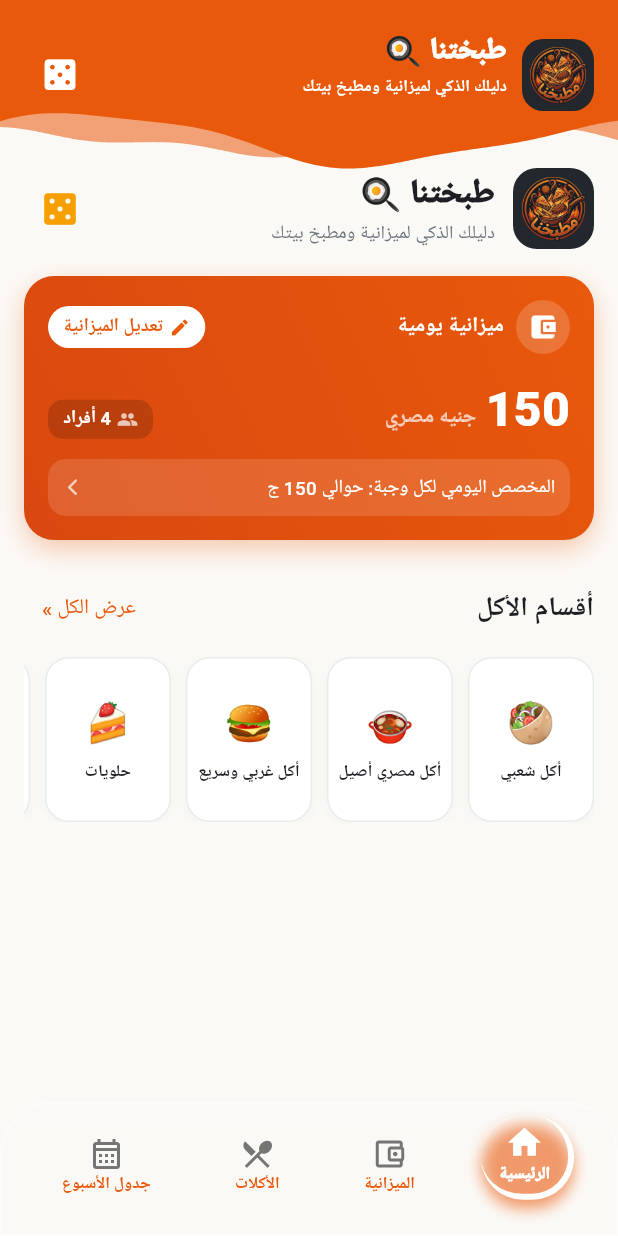
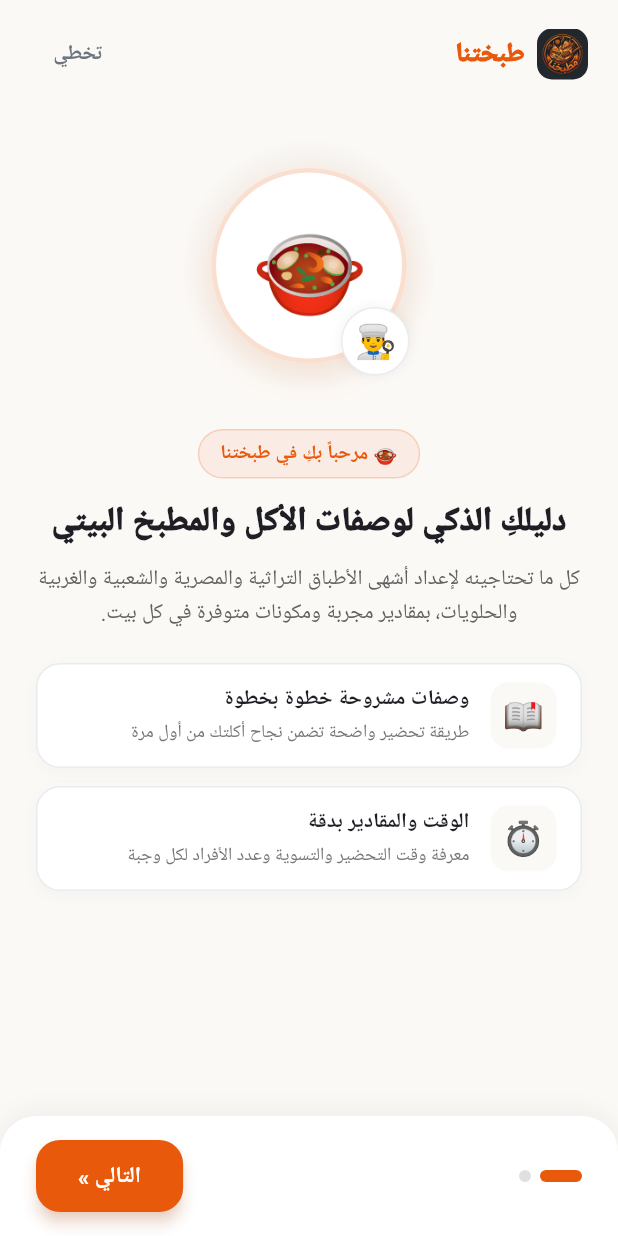
Before and after one commit to mustafaapoqura-cloud/matabakhna, a Flutter app: the screen it shows after launch, on a phone screen of 412 x 824 dp. Run offline on Flutter 3.47's test engine with Material 3 defaults, Android fonts, the phone set to English and light mode, and no system bars; our stand-ins replace google_fonts, shared_preferences; Roboto replaces fonts that are missing (Cairo).

Commit message:
feat: add 2 interactive onboarding intro screens for new users with easy access from top bar

```diff
--- a/lib/main.dart
+++ b/lib/main.dart
@@ -3,15 +3,18 @@ import 'package:flutter_localizations/flutter_localizations.dart';
 import 'services/storage_service.dart';
 import 'theme/app_theme.dart';
 import 'screens/home_screen.dart';
+import 'screens/onboarding_screen.dart';
 
 void main() async {
   WidgetsFlutterBinding.ensureInitialized();
   await StorageService.init();
-  runApp(const MatebakhnaApp());
+  final showOnboarding = !StorageService.hasSeenOnboarding();
+  runApp(MatebakhnaApp(showOnboarding: showOnboarding));
 }
 
 class MatebakhnaApp extends StatelessWidget {
-  const MatebakhnaApp({super.key});
+  final bool showOnboarding;
+  const MatebakhnaApp({super.key, this.showOnboarding = true});
 
   @override
   Widget build(BuildContext context) {
@@ -29,7 +32,7 @@ class MatebakhnaApp extends StatelessWidget {
         GlobalWidgetsLocalizations.delegate,
         GlobalCupertinoLocalizations.delegate,
       ],
-      home: const HomeScreen(),
+      home: showOnboarding ? const OnboardingScreen() : const HomeScreen(),
     );
   }
 }
--- a/lib/screens/home_screen.dart
+++ b/lib/screens/home_screen.dart
@@ -2,6 +2,7 @@ import 'dart:math';
 import 'dart:ui';
 import 'package:flutter/material.dart';
 import 'package:matebakhna/screens/widget/app_bar.dart';
+import 'onboarding_screen.dart';
 import '../models/recipe.dart';
 import '../models/budget_plan.dart';
 import '../services/storage_service.dart';
@@ -75,6 +76,12 @@ class _HomeScreenState extends State<HomeScreen> {
 appBar: _currentIndex == 0
     ? CustomAppBar.homeAppBar(
         onSurpriseMe: _showSurpriseMe,
+        onOpenOnboarding: () {
+          Navigator.push(
+            context,
+            MaterialPageRoute(builder: (_) => const OnboardingScreen()),
+          );
+        },
       )
     : null,      body: IndexedStack(
         index: _currentIndex,
--- /dev/null
+++ b/lib/screens/onboarding_screen.dart
@@ -0,0 +1,423 @@
+import 'package:flutter/material.dart';
+import '../services/storage_service.dart';
+import '../theme/app_theme.dart';
+import 'home_screen.dart';
+
+class OnboardingScreen extends StatefulWidget {
+  const OnboardingScreen({super.key});
+
+  @override
+  State<OnboardingScreen> createState() => _OnboardingScreenState();
+}
+
+class _OnboardingScreenState extends State<OnboardingScreen> {
+  final PageController _pageController = PageController();
+  int _currentPage = 0;
+
+  final List<OnboardingSlideData> _slides = const [
+    OnboardingSlideData(
+      badge: '🍲 مرحباً بكِ في طبختنا',
+      title: 'دليلكِ الذكي لوصفات الأكل والمطبخ البيتي',
+      description:
+          'كل ما تحتاجينه لإعداد أشهى الأطباق التراثية والمصرية والشعبية والغربية والحلويات، بمقادير مجربة ومكونات متوفرة في كل بيت.',
+      heroEmoji: '🍲',
+      heroSecondaryEmoji: '👨‍🍳',
+      features: [
+        OnboardingFeature(
+          icon: '📖',
+          title: 'وصفات مشروحة خطوة بخطوة',
+          subtitle: 'طريقة تحضير واضحة تضمن نجاح أكلتك من أول مرة',
+        ),
+        OnboardingFeature(
+          icon: '⏱️',
+          title: 'الوقت والمقادير بدقة',
+          subtitle: 'معرفة وقت التحضير والتسوية وعدد الأفراد لكل وجبة',
+        ),
+      ],
+    ),
+    OnboardingSlideData(
+      badge: '💡 حل سؤال: هنطبخ إيه النهاردة؟',
+      title: 'أكلة اليوم المقترحة وعلى قد ميزانيتك',
+      description:
+          'مش هتحتاري في أكل النهاردة! اقتراحات يومية متجددة لوجبات الغداء مع تصنيف دقيق للوجبات الموفرة لتنظيم ميزانية بيتك بكل شطارة.',
+      heroEmoji: '⭐',
+      heroSecondaryEmoji: '🪙',
+      features: [
+        OnboardingFeature(
+          icon: '🌟',
+          title: 'أكلة اليوم المقترحة',
+          subtitle: 'اقتراح مميز جاهز يوفّر عليكِ حيرة التفكير يومياً',
+        ),
+        OnboardingFeature(
+          icon: '🪙',
+          title: 'أكلات اقتصادية على قد الإيد',
+          subtitle: 'أطباق شهية ومغذية بتكلفة مناسبة لميزانية البيت',
+        ),
+      ],
+    ),
+  ];
+
+  Future<void> _finishOnboarding() async {
+    await StorageService.setSeenOnboarding();
+    if (!mounted) return;
+    Navigator.pushReplacement(
+      context,
+      MaterialPageRoute(builder: (_) => const HomeScreen()),
+    );
+  }
+
+  void _nextPage() {
+    if (_currentPage < _slides.length - 1) {
+      _pageController.nextPage(
+        duration: const Duration(milliseconds: 380),
+        curve: Curves.easeInOutCubic,
+      );
+    } else {
+      _finishOnboarding();
+    }
+  }
+
+  @override
+  Widget build(BuildContext context) {
+    return Scaffold(
+      backgroundColor: AppTheme.background,
+      body: SafeArea(
+        child: Column(
+          children: [
+            // Top Bar with Skip Button
+            Padding(
+              padding: const EdgeInsets.symmetric(horizontal: 20, vertical: 12),
+              child: Row(
+                mainAxisAlignment: MainAxisAlignment.spaceBetween,
+                children: [
+                  Row(
+                    children: [
+                      ClipRRect(
+                        borderRadius: BorderRadius.circular(10),
+                        child: Image.asset(
+                          'assets/images/logo.jpg',
+                          width: 34,
+                          height: 34,
+                          fit: BoxFit.cover,
+                          errorBuilder: (_, __, ___) => const Text('🔥', style: TextStyle(fontSize: 24)),
+                        ),
+                      ),
+                      const SizedBox(width: 8),
+                      const Text(
+                        'طبختنا',
+                        style: TextStyle(
+                          fontSize: 18,
+                          fontWeight: FontWeight.w900,
+                          color: AppTheme.primary,
+                        ),
+                      ),
+                    ],
+                  ),
+                  TextButton(
+                    onPressed: _finishOnboarding,
+                    style: TextButton.styleFrom(
+                      foregroundColor: AppTheme.textSecondary,
+                      padding: const EdgeInsets.symmetric(horizontal: 14, vertical: 6),
+                    ),
+                    child: const Text(
+                      'تخطي',
+                      style: TextStyle(fontSize: 14, fontWeight: FontWeight.bold),
+                    ),
+                  ),
+                ],
+              ),
+            ),
+
+            // Page View with Slides
+            Expanded(
+              child: PageView.builder(
+                controller: _pageController,
+                itemCount: _slides.length,
+                onPageChanged: (index) => setState(() => _currentPage = index),
+                itemBuilder: (context, index) {
+                  final slide = _slides[index];
+                  return SingleChildScrollView(
+                    padding: const EdgeInsets.symmetric(horizontal: 24, vertical: 8),
+                    child: Column(
+                      crossAxisAlignment: CrossAxisAlignment.center,
+                      children: [
+                        const SizedBox(height: 12),
+                        // Hero Illustration Box
+                        Center(
+                          child: Stack(
+                            alignment: Alignment.center,
+                            children: [
+                              Container(
+                                width: 170,
+                                height: 170,
+                                decoration: BoxDecoration(
+                                  shape: BoxShape.circle,
+                                  gradient: RadialGradient(
+                                    colors: [
+                                      AppTheme.primary.withAlpha(45),
+                                      AppTheme.secondary.withAlpha(20),
+                                      Colors.transparent,
+                                    ],
+                                  ),
+                                ),
+                              ),
+                              Container(
+                                width: 130,
+                                height: 130,
+                                decoration: BoxDecoration(
+                                  shape: BoxShape.circle,
+                                  color: Colors.white,
+                                  border: Border.all(color: AppTheme.primary.withAlpha(50), width: 3),
+                                  boxShadow: [
+                                    BoxShadow(
+                                      color: AppTheme.primary.withAlpha(30),
+                                      blurRadius: 20,
+                                      offset: const Offset(0, 8),
+                                    ),
+                                  ],
+                                ),
+                                alignment: Alignment.center,
+                                child: Text(
+                                  slide.heroEmoji,
+                                  style: const TextStyle(fontSize: 64),
+                                ),
+                              ),
+                              Positioned(
+                                bottom: 10,
+                                right: 18,
+                                child: Container(
+                                  padding: const EdgeInsets.all(8),
+                                  decoration: BoxDecoration(
+                                    color: Colors.white,
+                                    shape: BoxShape.circle,
+                                    border: Border.all(color: AppTheme.borderLight),
+                                    boxShadow: [
+                                      BoxShadow(
+                                        color: Colors.black.withAlpha(15),
+                                        blurRadius: 6,
+                                      ),
+                                    ],
+                                  ),
+                                  child: Text(
+                                    slide.heroSecondaryEmoji,
+                                    style: const TextStyle(fontSize: 22),
+                                  ),
+                                ),
+                              ),
+                            ],
+                          ),
+                        ),
+
+                        const SizedBox(height: 24),
+
+                        // Badge Tag
+                        Container(
+                          padding: const EdgeInsets.symmetric(horizontal: 14, vertical: 6),
+                          decoration: BoxDecoration(
+                            color: AppTheme.primary.withAlpha(20),
+                            borderRadius: BorderRadius.circular(20),
+                            border: Border.all(color: AppTheme.primary.withAlpha(50)),
+                          ),
+                          child: Text(
+                            slide.badge,
+                            style: const TextStyle(
+                              color: AppTheme.primary,
+                              fontSize: 13,
+                              fontWeight: FontWeight.bold,
+                            ),
+                          ),
+                        ),
+
+                        const SizedBox(height: 14),
+
+                        // Slide Title
+                        Text(
+                          slide.title,
+                          textAlign: TextAlign.center,
+                          style: const TextStyle(
+                            fontSize: 22,
+                            fontWeight: FontWeight.w900,
+                            color: AppTheme.textPrimary,
+                            height: 1.35,
+                          ),
+                        ),
+
+                        const SizedBox(height: 10),
+
+                        // Slide Description
+                        Text(
+                          slide.description,
+                          textAlign: TextAlign.center,
+                          style: TextStyle(
+                            fontSize: 14,
+                            color: Colors.grey.shade700,
+                            height: 1.6,
+                          ),
+                        ),
+
+                        const SizedBox(height: 22),
+
+                        // Feature Highlight Cards
+                        ...slide.features.map(
+                          (f) => Container(
+                            margin: const EdgeInsets.only(bottom: 12),
+                            padding: const EdgeInsets.symmetric(horizontal: 16, vertical: 12),
+                            decoration: BoxDecoration(
+                              color: Colors.white,
+                              borderRadius: BorderRadius.circular(16),
+                              border: Border.all(color: AppTheme.borderLight),
+                              boxShadow: [
+                                BoxShadow(
+                                  color: Colors.black.withAlpha(6),
+                                  blurRadius: 8,
+                                  offset: const Offset(0, 3),
+                                ),
+                              ],
+                            ),
+                            child: Row(
+                              children: [
+                                Container(
+                                  width: 44,
+                                  height: 44,
+                                  decoration: BoxDecoration(
+                                    color: AppTheme.background,
+                                    borderRadius: BorderRadius.circular(12),
+                                  ),
+                                  alignment: Alignment.center,
+                                  child: Text(f.icon, style: const TextStyle(fontSize: 22)),
+                                ),
+                                const SizedBox(width: 14),
+                                Expanded(
+                                  child: Column(
+                                    crossAxisAlignment: CrossAxisAlignment.start,
+                                    children: [
+                                      Text(
+                                        f.title,
+                                        style: const TextStyle(
+                                          fontWeight: FontWeight.bold,
+                                          fontSize: 14,
+                                          color: AppTheme.textPrimary,
+                                        ),
+                                      ),
+                                      const SizedBox(height: 2),
+                                      Text(
+                                        f.subtitle,
+                                        style: TextStyle(
+                                          fontSize: 12,
+                                          color: Colors.grey.shade600,
+                                        ),
+                                      ),
+                                    ],
+                                  ),
+                                ),
+                              ],
+                            ),
+                          ),
+                        ),
+                      ],
+                    ),
+                  );
+                },
+              ),
+            ),
+
+            // Bottom Navigation Area: Indicators and Primary Button
+            Container(
+              padding: const EdgeInsets.symmetric(horizontal: 24, vertical: 16),
+              decoration: BoxDecoration(
+                color: Colors.white,
+                borderRadius: const BorderRadius.vertical(top: Radius.circular(24)),
+                boxShadow: [
+                  BoxShadow(
+                    color: Colors.black.withAlpha(12),
+                    blurRadius: 12,
+                    offset: const Offset(0, -3),
+                  ),
+                ],
+              ),
+              child: Row(
+                children: [
+                  // Dot Indicators
+                  Row(
+                    children: List.generate(_slides.length, (i) {
+                      final isActive = _currentPage == i;
+                      return AnimatedContainer(
+                        duration: const Duration(milliseconds: 300),
+                        margin: const EdgeInsets.only(left: 6),
+                        width: isActive ? 28 : 8,
+                        height: 8,
+                        decoration: BoxDecoration(
+                          color: isActive ? AppTheme.primary : Colors.grey.shade300,
+                          borderRadius: BorderRadius.circular(4),
+                        ),
+                      );
+                    }),
+                  ),
+
+                  const Spacer(),
+
+                  // Primary Next/Start Button
+                  ElevatedButton(
+                    onPressed: _nextPage,
+                    style: ElevatedButton.styleFrom(
+                      backgroundColor: AppTheme.primary,
+                      foregroundColor: Colors.white,
+                      elevation: 4,
+                      shadowColor: AppTheme.primary.withAlpha(100),
+                      padding: const EdgeInsets.symmetric(horizontal: 28, vertical: 14),
+                      shape: RoundedRectangleBorder(
+                        borderRadius: BorderRadius.circular(16),
+                      ),
+                    ),
+                    child: Row(
+                      mainAxisSize: MainAxisSize.min,
+                      children: [
+                        Text(
+                          _currentPage == _slides.length - 1 ? 'ابدأي الطبخ الآن 🚀' : 'التالي »',
+                          style: const TextStyle(
+                            fontSize: 15,
+                            fontWeight: FontWeight.bold,
+                          ),
+                        ),
+                      ],
+                    ),
+                  ),
+                ],
+              ),
+            ),
+          ],
+        ),
+      ),
+    );
+  }
+}
+
+class OnboardingSlideData {
+  final String badge;
+  final String title;
+  final String description;
+  final String heroEmoji;
+  final String heroSecondaryEmoji;
+  final List<OnboardingFeature> features;
+
+  const OnboardingSlideData({
+    required this.badge,
+    required this.title,
+    required this.description,
+    required this.heroEmoji,
+    required this.heroSecondaryEmoji,
+    required this.features,
+  });
+}
+
+class OnboardingFeature {
+  final String icon;
+  final String title;
+  final String subtitle;
+
+  const OnboardingFeature({
+    required this.icon,
+    required this.title,
+    required this.subtitle,
+  });
+}
--- a/lib/screens/widget/app_bar.dart
+++ b/lib/screens/widget/app_bar.dart
@@ -9,6 +9,7 @@ class CustomAppBar {
 
 static PreferredSizeWidget homeAppBar({
   required VoidCallback onSurpriseMe,
+  VoidCallback? onOpenOnboarding,
 }) {
   return PreferredSize(
     preferredSize: const Size.fromHeight(100),
@@ -81,6 +82,16 @@ static PreferredSizeWidget homeAppBar({
                 ),
                 tooltip: 'اقترح لي أكلة عشوائية!',
               ),
+              if (onOpenOnboarding != null)
+                IconButton(
+                  onPressed: onOpenOnboarding,
+                  icon: const Icon(
+                    Icons.info_outline_rounded,
+                    color: Colors.white,
+                    size: 25,
+                  ),
+                  tooltip: 'دليل وتعريف تطبيق طبختنا',
+                ),
             ],
           ),
         ),
--- a/lib/services/storage_service.dart
+++ b/lib/services/storage_service.dart
@@ -20,6 +20,16 @@ class StorageService {
   }
 
   // --- المفضلة Favorites ---
+  static const String _keySeenOnboarding = 'matebakhna_seen_onboarding';
+
+  static bool hasSeenOnboarding() {
+    return _prefs?.getBool(_keySeenOnboarding) ?? false;
+  }
+
+  static Future<void> setSeenOnboarding() async {
+    await _prefs?.setBool(_keySeenOnboarding, true);
+  }
+
   static Set<String> getFavoriteIds() {
     final list = _prefs?.getStringList(_keyFavorites) ?? [];
     return list.toSet();
```
